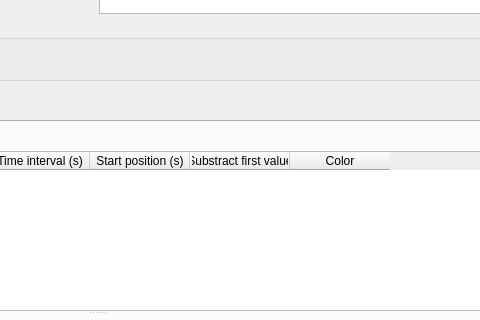
This is boris/observation.ui in olivierfriard/BORIS as Qt 5 draws it before an edit; both pictures show x 542 to 1022 and y 250 to 570 of the 1278 by 677 pixel window. The edited form follows.
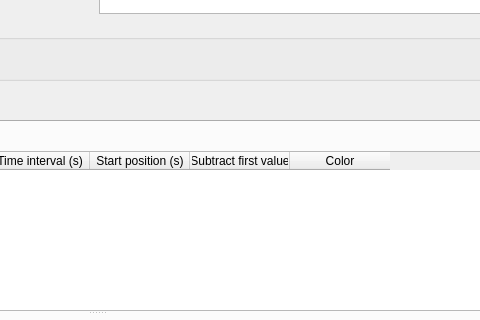
This is the edited form. The open tabs and pages were chosen to show the change.

```diff
--- a/boris/observation.ui
+++ b/boris/observation.ui
@@ -505,7 +505,7 @@
                  </column>
                  <column>
                   <property name="text">
-                   <string>Substract first value</string>
+                   <string>Subtract first value</string>
                   </property>
                  </column>
                  <column>
```
